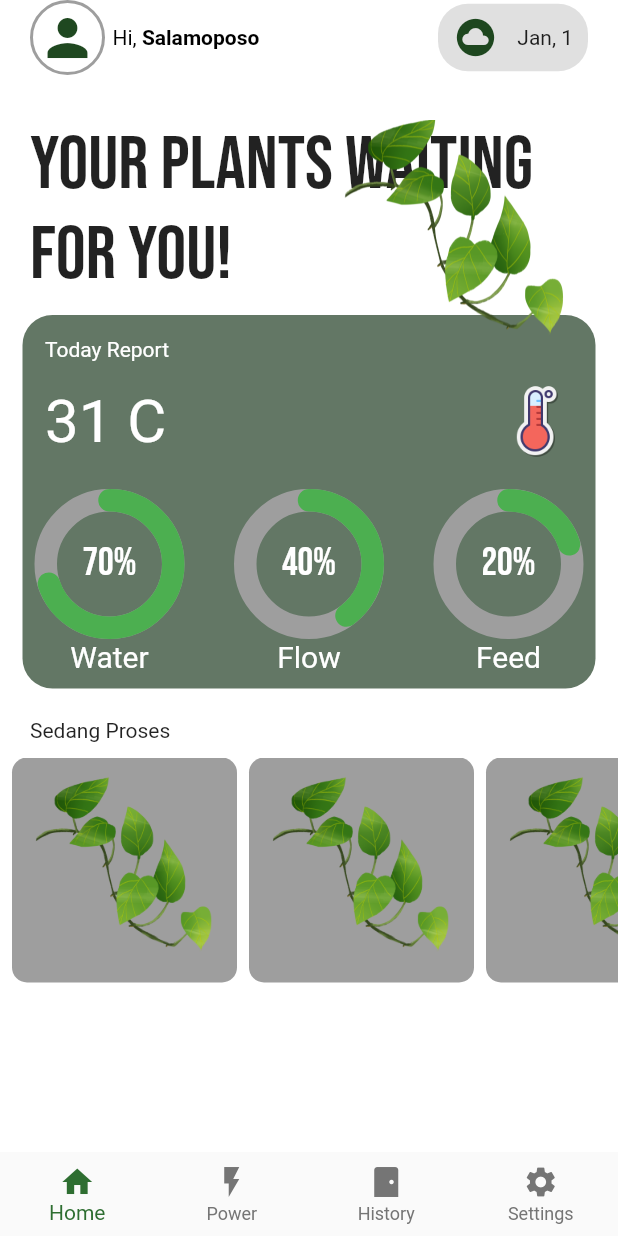
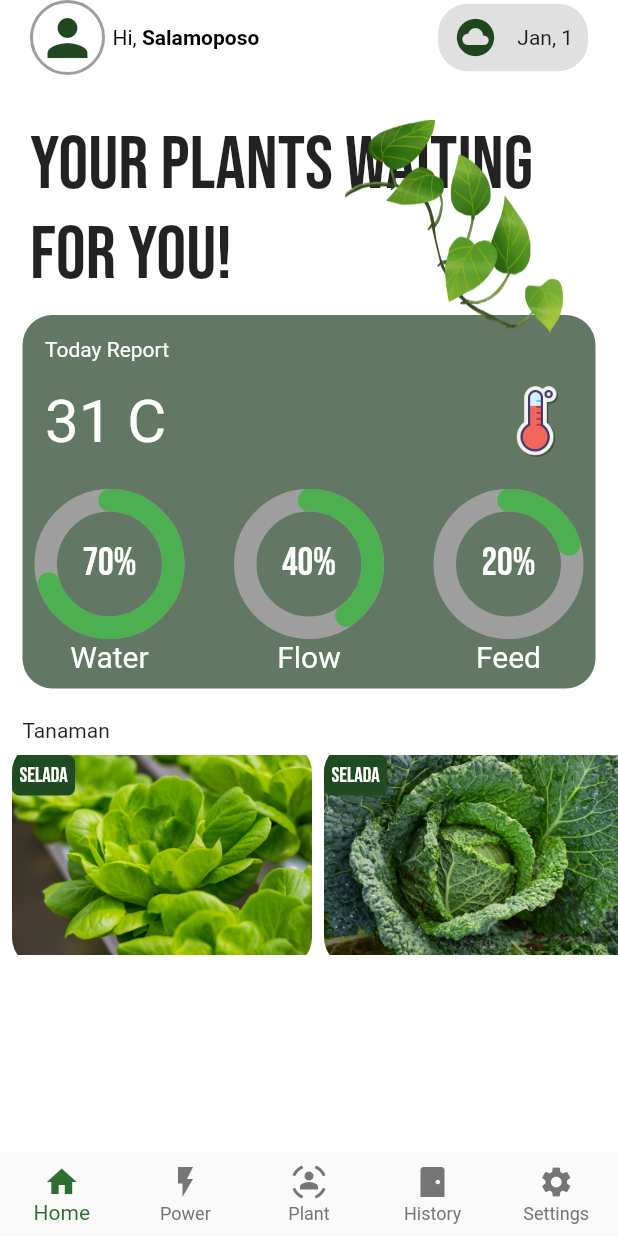
Before and after one commit to salamoposoDev/Seirs-App, a Flutter app: the screen it shows after launch, on a phone screen of 412 x 824 dp. Run offline on Flutter 3.47's test engine with Material 2 defaults, Android fonts, the phone set to English and light mode, and no system bars; drawn by our look-alikes of percent_indicator; our stand-ins replace firebase_core, firebase_database, google_fonts; accounts and stored records are empty; Roboto replaces fonts that are missing (arial).

Commit message:
uodate plant sensor page

```diff
--- a/lib/pages/home_page.dart
+++ b/lib/pages/home_page.dart
@@ -12,10 +12,10 @@ class HomePage extends StatefulWidget {
 }
 
 final List namaTanaman = [
-  'lib/images/bunga.png',
-  'lib/images/bunga.png',
-  'lib/images/bunga.png',
-  'lib/images/bunga.png',
+  'lib/images/tanaman1.jpg',
+  'lib/images/sawi.jpg',
+  'lib/images/tanaman2.jpg',
+  'lib/images/tanaman3.jpg',
 ];
 
 class _HomePageState extends State<HomePage> {
@@ -258,8 +258,8 @@ class _HomePageState extends State<HomePage> {
               ),
               const SizedBox(height: 20),
               const Padding(
-                padding: const EdgeInsets.only(left: 20.0, bottom: 10),
-                child: const Text('Sedang Proses'),
+                padding: const EdgeInsets.only(left: 15.0),
+                child: const Text('Tanaman'),
               ),
               SizedBox(
                 height: 150,
@@ -269,7 +269,7 @@ class _HomePageState extends State<HomePage> {
                     itemCount: namaTanaman.length,
                     itemBuilder: (context, index) {
                       return SedangProses(
-                        gambarTanaman: namaTanaman[0],
+                        gambarTanaman: namaTanaman[index],
                       );
                     },
                   ),
--- a/lib/pages/main_page.dart
+++ b/lib/pages/main_page.dart
@@ -1,6 +1,7 @@
 import 'package:flutter/material.dart';
 import 'package:seirs_app/pages/history_page.dart';
 import 'package:seirs_app/pages/home_page.dart';
+import 'package:seirs_app/pages/plant_sensor_page.dart';
 import 'package:seirs_app/pages/power_page.dart';
 import 'package:seirs_app/pages/setting_page.dart';
 
@@ -22,6 +23,7 @@ class _MainPageState extends State<MainPage> {
   final List<Widget> _pageChildren = [
     const HomePage(),
     const PowerPage(),
+    const PlantSensors(),
     const HistoryPage(),
     const SettingPage(),
   ];
@@ -49,6 +51,10 @@ class _MainPageState extends State<MainPage> {
             label: 'Power',
           ),
           const BottomNavigationBarItem(
+            icon: Icon(Icons.sensor_occupied),
+            label: 'Plant',
+          ),
+          const BottomNavigationBarItem(
             icon: Icon(Icons.sensor_door),
             label: 'History',
           ),
--- /dev/null
+++ b/lib/pages/plant_sensor_page.dart
@@ -0,0 +1,16 @@
+import 'package:flutter/material.dart';
+import 'package:seirs_app/util/sensor_plant.dart';
+
+class PlantSensors extends StatefulWidget {
+  const PlantSensors({super.key});
+
+  @override
+  State<PlantSensors> createState() => _PlantSensorsState();
+}
+
+class _PlantSensorsState extends State<PlantSensors> {
+  @override
+  Widget build(BuildContext context) {
+    return PlantSensorComp();
+  }
+}
--- a/lib/util/proses_util.dart
+++ b/lib/util/proses_util.dart
@@ -1,4 +1,5 @@
 import 'package:flutter/material.dart';
+import 'package:google_fonts/google_fonts.dart';
 
 class SedangProses extends StatelessWidget {
   String gambarTanaman;
@@ -9,15 +10,37 @@ class SedangProses extends StatelessWidget {
     return Padding(
       padding: const EdgeInsets.only(left: 8.0),
       child: Container(
+        width: 200,
         decoration: BoxDecoration(
-          color: Colors.grey,
-          borderRadius: BorderRadius.circular(10),
+          color: Colors.transparent,
         ),
-        child: Padding(
-          padding: const EdgeInsets.all(8.0),
-          child: ClipRRect(
-            child: Image.asset(gambarTanaman),
-            borderRadius: BorderRadius.circular(10),
+        child: ClipRRect(
+          borderRadius: BorderRadius.circular(20),
+          child: Column(
+            mainAxisAlignment: MainAxisAlignment.center,
+            children: [
+              Stack(
+                children: [
+                  Image.asset(
+                    gambarTanaman,
+                  ),
+                  Container(
+                    decoration: BoxDecoration(
+                        color: Color.fromARGB(255, 32, 75, 34),
+                        borderRadius: BorderRadius.circular(5)),
+                    child: Padding(
+                      padding: const EdgeInsets.all(5.0),
+                      child: Text(
+                        "Selada",
+                        style: GoogleFonts.bebasNeue(
+                          color: Colors.white,
+                        ),
+                      ),
+                    ),
+                  ),
+                ],
+              ),
+            ],
           ),
         ),
       ),
--- /dev/null
+++ b/lib/util/sensor_plant.dart
@@ -0,0 +1,10 @@
+import 'package:flutter/material.dart';
+
+class PlantSensorComp extends StatelessWidget {
+  const PlantSensorComp({super.key});
+
+  @override
+  Widget build(BuildContext context) {
+    return Container();
+  }
+}
```
Also changed, not shown: lib/images/mint2.jpg (added), lib/images/sawi.jpg (added), lib/images/tanaman1.jpg (added), lib/images/tanaman2.jpg (added), lib/images/tanaman3.jpg (added).
